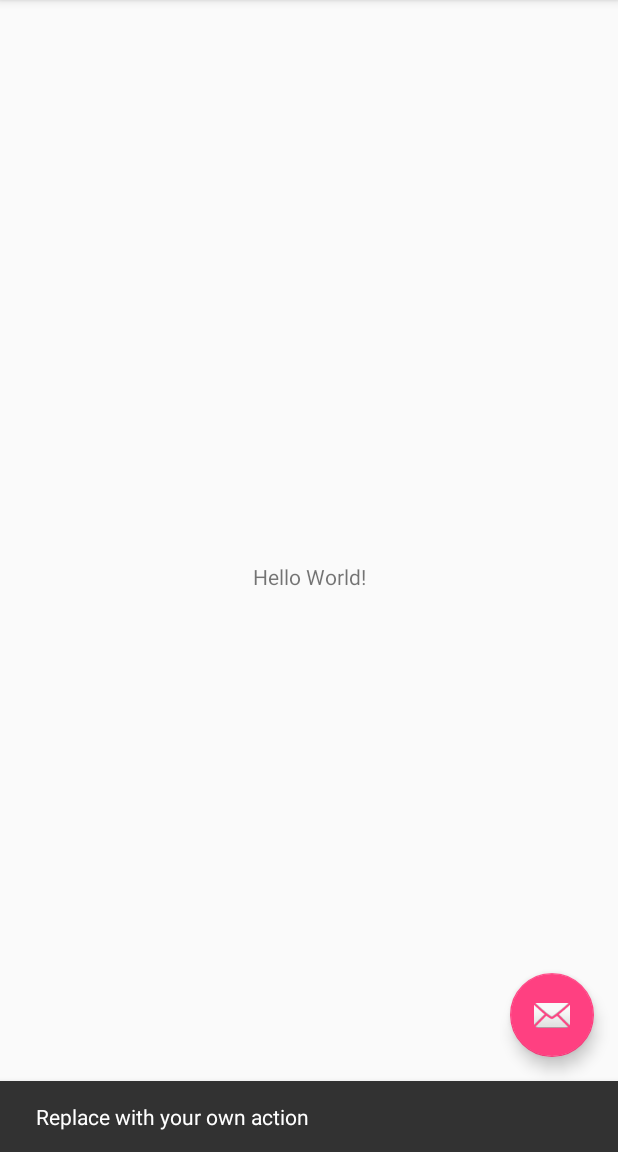
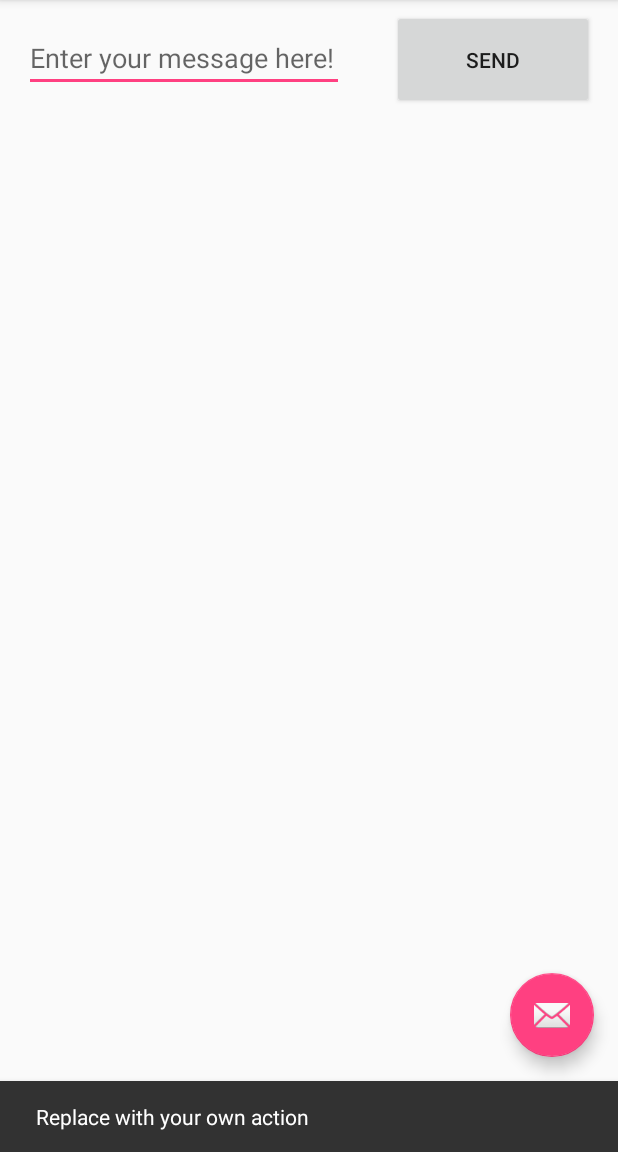
Before and after one commit to angrySloth357/helloDroid, an Android app: the screen it shows after launch (MainActivity), after a tap on an icon or button, on a phone screen of 412 x 824 dp, the part 84-1236 px from its top. Run offline under Robolectric (Android 15) with nearby library versions, the phone set to English and light mode, and no system bars; 1 statement that could not run was skipped.

Commit message:
working simple ui

```diff
--- a/app/src/main/java/angrysloth357/hellodroid/MainActivity.java
+++ b/app/src/main/java/angrysloth357/hellodroid/MainActivity.java
@@ -34,8 +34,8 @@ public class MainActivity extends AppCompatActivity {
         });
 
         // Example of a call to a native method
-        TextView tv = (TextView) findViewById(R.id.sample_text);
-        tv.setText(stringFromJNI());
+        //TextView tv = (TextView) findViewById(R.id.sample_text);
+        //tv.setText(stringFromJNI());
     }
 
     @Override
--- a/app/src/main/res/layout/fragment_main.xml
+++ b/app/src/main/res/layout/fragment_main.xml
@@ -7,14 +7,30 @@
     tools:context="angrysloth357.hellodroid.MainActivityFragment"
     tools:showIn="@layout/activity_main">
 
-    <TextView
-        android:id="@+id/sample_text"
-        android:layout_width="wrap_content"
-        android:layout_height="wrap_content"
-        android:text="Hello World!"
-        app:layout_constraintBottom_toBottomOf="parent"
+    <EditText
+        android:id="@+id/editText"
+        android:layout_width="0dp"
+        android:layout_height="45dp"
+        android:layout_marginLeft="16dp"
+        android:layout_marginTop="16dp"
+        android:ems="10"
+        android:hint="@string/edit_message"
+        android:inputType="textPersonName"
         app:layout_constraintLeft_toLeftOf="parent"
+        app:layout_constraintTop_toTopOf="parent"
+        tools:ignore="RtlHardcoded" />
+
+    <Button
+        android:id="@+id/button"
+        android:layout_width="0dp"
+        android:layout_height="66dp"
+        android:layout_marginLeft="32dp"
+        android:text="@string/send_message"
+        app:layout_constraintBaseline_toBaselineOf="@+id/editText"
+        app:layout_constraintLeft_toRightOf="@+id/editText"
+        tools:ignore="RtlHardcoded"
+        android:layout_marginRight="16dp"
         app:layout_constraintRight_toRightOf="parent"
-        app:layout_constraintTop_toTopOf="parent" />
+        app:layout_constraintHorizontal_bias="0.513" />
 
 </android.support.constraint.ConstraintLayout>
--- a/app/src/main/res/values/strings.xml
+++ b/app/src/main/res/values/strings.xml
@@ -1,4 +1,6 @@
 <resources>
     <string name="app_name">helloDroid</string>
     <string name="action_settings">Settings</string>
+    <string name="edit_message">Enter your message here!</string>
+    <string name="send_message">Send</string>
 </resources>
```
